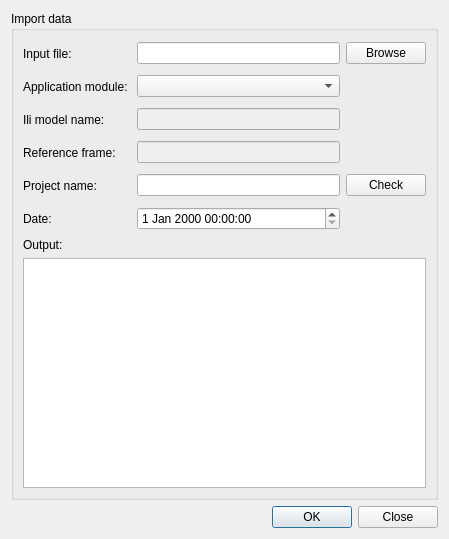
Old version of the form base/file/Ui_importproject.ui in the repository edigonzales-archiv/qcadastre.
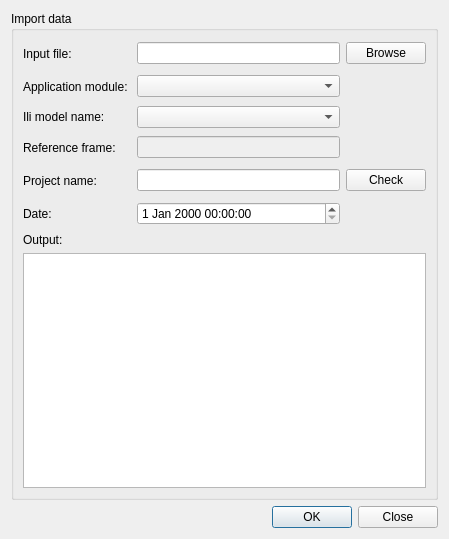
New version of the form.

The edit to the form file:
```diff
--- a/base/file/Ui_importproject.ui
+++ b/base/file/Ui_importproject.ui
@@ -45,29 +45,6 @@
           </property>
          </widget>
         </item>
-        <item row="2" column="2">
-         <widget class="QLineEdit" name="lineEditIliModelName">
-          <property name="enabled">
-           <bool>false</bool>
-          </property>
-          <property name="text">
-           <string/>
-          </property>
-         </widget>
-        </item>
-        <item row="2" column="0">
-         <widget class="QLabel" name="label_2">
-          <property name="minimumSize">
-           <size>
-            <width>0</width>
-            <height>27</height>
-           </size>
-          </property>
-          <property name="text">
-           <string>Ili model name: </string>
-          </property>
-         </widget>
-        </item>
         <item row="4" column="0">
          <widget class="QLabel" name="lblProjectName">
           <property name="minimumSize">
@@ -154,6 +131,16 @@
           </property>
          </widget>
         </item>
+        <item row="2" column="2">
+         <widget class="QComboBox" name="cmbBoxIliModelName"/>
+        </item>
+        <item row="2" column="0">
+         <widget class="QLabel" name="label_7">
+          <property name="text">
+           <string>Ili model name: </string>
+          </property>
+         </widget>
+        </item>
        </layout>
       </item>
       <item row="2" column="0">
```
